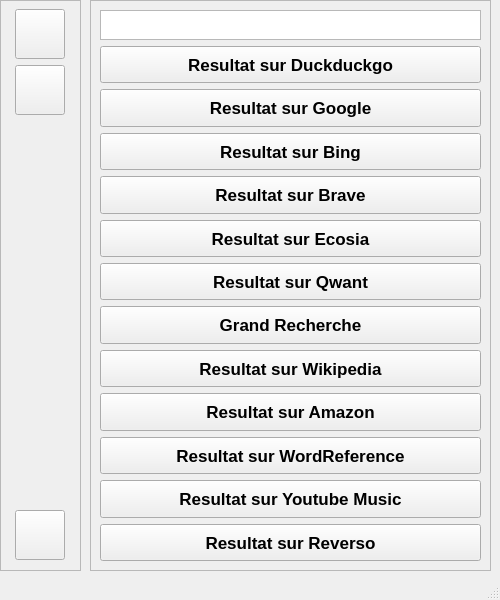
Arrera-Software/Arrera-Recherche, file cuirecherche.ui: the form before one commit.
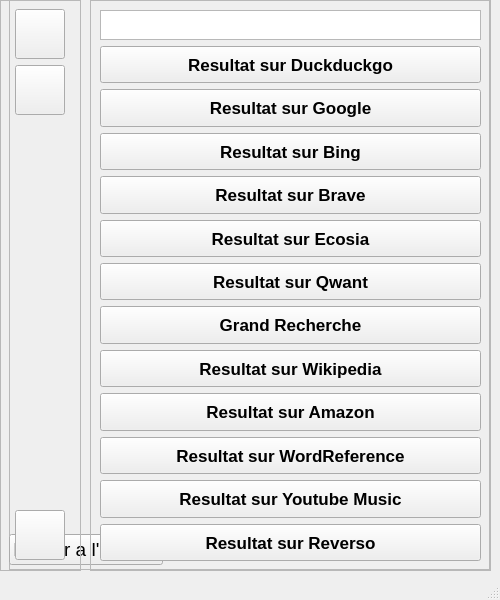
The form after the commit. Icons and pictures are not drawn.

Commit message: Ajout de l'ui sur la partie parametre

The edit to the form file:
```diff
--- a/cuirecherche.ui
+++ b/cuirecherche.ui
@@ -421,6 +421,62 @@
      </layout>
     </widget>
    </widget>
+   <widget class="QFrame" name="FPARAMETRE">
+    <property name="geometry">
+     <rect>
+      <x>9</x>
+      <y>-1</y>
+      <width>481</width>
+      <height>571</height>
+     </rect>
+    </property>
+    <property name="frameShape">
+     <enum>QFrame::StyledPanel</enum>
+    </property>
+    <property name="frameShadow">
+     <enum>QFrame::Raised</enum>
+    </property>
+    <widget class="QWidget" name="horizontalLayoutWidget">
+     <property name="geometry">
+      <rect>
+       <x>0</x>
+       <y>530</y>
+       <width>481</width>
+       <height>41</height>
+      </rect>
+     </property>
+     <layout class="QHBoxLayout" name="horizontalLayout">
+      <item>
+       <widget class="QPushButton" name="IDC_RETOURMAIN">
+        <property name="font">
+         <font>
+          <pointsize>14</pointsize>
+         </font>
+        </property>
+        <property name="text">
+         <string>Retour a l'acceuil</string>
+        </property>
+       </widget>
+      </item>
+      <item>
+       <spacer name="horizontalSpacer">
+        <property name="orientation">
+         <enum>Qt::Horizontal</enum>
+        </property>
+        <property name="sizeHint" stdset="0">
+         <size>
+          <width>40</width>
+          <height>20</height>
+         </size>
+        </property>
+       </spacer>
+      </item>
+     </layout>
+    </widget>
+   </widget>
+   <zorder>FPARAMETRE</zorder>
+   <zorder>FBTN</zorder>
+   <zorder>FRECHERCHE</zorder>
   </widget>
   <widget class="QStatusBar" name="statusbar"/>
  </widget>
```
The commit also changes 3 other files.
